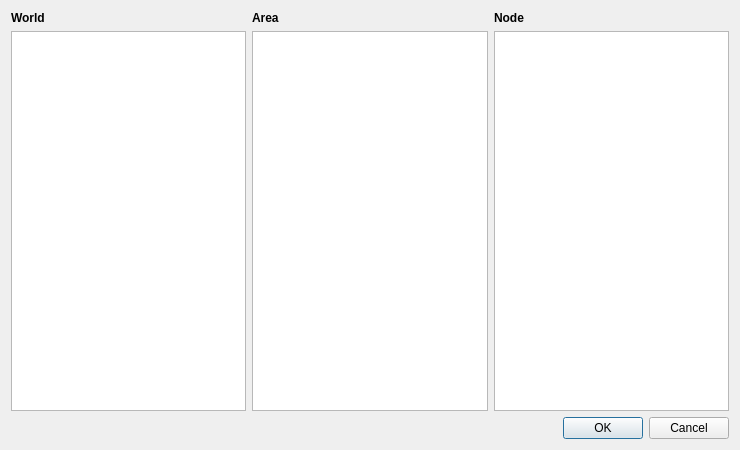
Above: randovania/gui/ui_files/area_picker_dialog.ui from randovania/randovania before the change. Below: the same form after it.
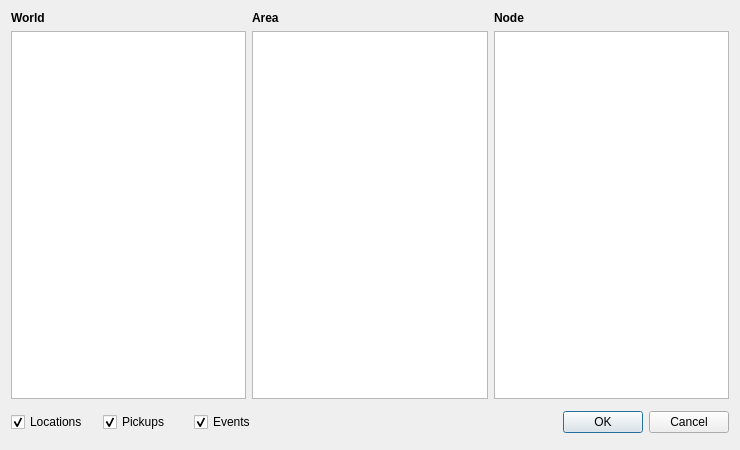
That is the form after the change.

Commit message: Add checkbox filters to Area Picker

Diff of the .ui file:
```diff
--- a/randovania/gui/ui_files/area_picker_dialog.ui
+++ b/randovania/gui/ui_files/area_picker_dialog.ui
@@ -46,19 +46,27 @@
      </property>
     </widget>
    </item>
-   <item row="2" column="0" colspan="3">
-    <widget class="QDialogButtonBox" name="confirmButtonBox">
-     <property name="sizePolicy">
-      <sizepolicy hsizetype="Expanding" vsizetype="Fixed">
-       <horstretch>0</horstretch>
-       <verstretch>0</verstretch>
-      </sizepolicy>
+   <item row="0" column="2">
+    <widget class="QLabel" name="nodeLabel">
+     <property name="font">
+      <font>
+       <bold>true</bold>
+      </font>
      </property>
-     <property name="orientation">
-      <enum>Qt::Horizontal</enum>
+     <property name="text">
+      <string>Node</string>
      </property>
-     <property name="standardButtons">
-      <set>QDialogButtonBox::Cancel|QDialogButtonBox::Ok</set>
+    </widget>
+   </item>
+   <item row="0" column="0">
+    <widget class="QLabel" name="worldLabel">
+     <property name="font">
+      <font>
+       <bold>true</bold>
+      </font>
+     </property>
+     <property name="text">
+      <string>World</string>
      </property>
     </widget>
    </item>
@@ -75,18 +83,6 @@
      </property>
     </widget>
    </item>
-   <item row="0" column="0">
-    <widget class="QLabel" name="worldLabel">
-     <property name="font">
-      <font>
-       <bold>true</bold>
-      </font>
-     </property>
-     <property name="text">
-      <string>World</string>
-     </property>
-    </widget>
-   </item>
    <item row="0" column="1">
     <widget class="QLabel" name="areaLabel">
      <property name="font">
@@ -99,18 +95,59 @@
      </property>
     </widget>
    </item>
-   <item row="0" column="2">
-    <widget class="QLabel" name="nodeLabel">
-     <property name="font">
-      <font>
-       <bold>true</bold>
-      </font>
+   <item row="3" column="2">
+    <widget class="QDialogButtonBox" name="confirmButtonBox">
+     <property name="sizePolicy">
+      <sizepolicy hsizetype="Expanding" vsizetype="Fixed">
+       <horstretch>0</horstretch>
+       <verstretch>0</verstretch>
+      </sizepolicy>
      </property>
-     <property name="text">
-      <string>Node</string>
+     <property name="orientation">
+      <enum>Qt::Horizontal</enum>
+     </property>
+     <property name="standardButtons">
+      <set>QDialogButtonBox::Cancel|QDialogButtonBox::Ok</set>
      </property>
     </widget>
    </item>
+   <item row="2" column="0" rowspan="3" colspan="2">
+    <layout class="QHBoxLayout" name="nodeFiltersLayout">
+     <property name="rightMargin">
+      <number>208</number>
+     </property>
+     <item>
+      <widget class="QCheckBox" name="locationsCheckBox">
+       <property name="text">
+        <string>Locations</string>
+       </property>
+       <property name="checked">
+        <bool>true</bool>
+       </property>
+      </widget>
+     </item>
+     <item>
+      <widget class="QCheckBox" name="pickupsCheckBox">
+       <property name="text">
+        <string>Pickups</string>
+       </property>
+       <property name="checked">
+        <bool>true</bool>
+       </property>
+      </widget>
+     </item>
+     <item>
+      <widget class="QCheckBox" name="eventsCheckBox">
+       <property name="text">
+        <string>Events</string>
+       </property>
+       <property name="checked">
+        <bool>true</bool>
+       </property>
+      </widget>
+     </item>
+    </layout>
+   </item>
   </layout>
  </widget>
  <resources/>
```
The commit also changes 1 other file.
